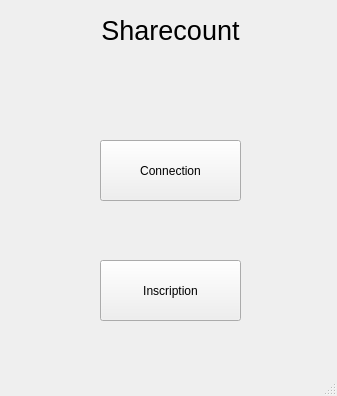
Qt form mainwindow.ui (Obsywon/ShareCount) before a commit.
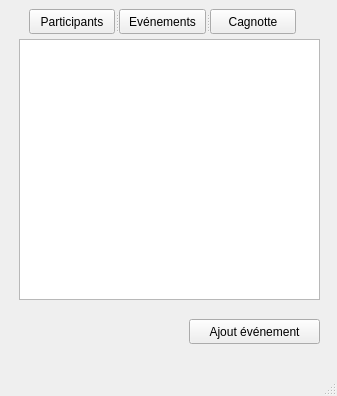
The same form after that commit. The open tabs and pages were chosen to show the change.

```diff
--- a/mainwindow.ui
+++ b/mainwindow.ui
@@ -14,15 +14,9 @@
    <string>MainWindow</string>
   </property>
   <widget class="QWidget" name="centralwidget">
+   <layout class="QVBoxLayout" name="verticalLayout">
+    <item>
    <widget class="QStackedWidget" name="pages">
-    <property name="geometry">
-     <rect>
-      <x>0</x>
-      <y>-20</y>
-      <width>341</width>
-      <height>391</height>
-     </rect>
-    </property>
     <widget class="QWidget" name="launch">
      <widget class="QPushButton" name="seconnecter">
       <property name="geometry">
@@ -321,7 +315,110 @@
       </property>
      </widget>
     </widget>
-   </widget>
+      <widget class="QWidget" name="gestion_groupes">
+       <widget class="QSplitter" name="splitter">
+        <property name="geometry">
+         <rect>
+          <x>10</x>
+          <y>0</y>
+          <width>301</width>
+          <height>25</height>
+         </rect>
+        </property>
+        <property name="orientation">
+         <enum>Qt::Horizontal</enum>
+        </property>
+        <widget class="QPushButton" name="b_groupes">
+         <property name="text">
+          <string>Mes groupes</string>
+         </property>
+        </widget>
+        <widget class="QPushButton" name="b_depenses">
+         <property name="text">
+          <string>Mes dépenses</string>
+         </property>
+        </widget>
+       </widget>
+       <widget class="QListView" name="groupes">
+        <property name="geometry">
+         <rect>
+          <x>10</x>
+          <y>30</y>
+          <width>301</width>
+          <height>271</height>
+         </rect>
+        </property>
+       </widget>
+       <widget class="QPushButton" name="ajout">
+        <property name="geometry">
+         <rect>
+          <x>170</x>
+          <y>310</y>
+          <width>131</width>
+          <height>25</height>
+         </rect>
+        </property>
+        <property name="text">
+         <string>Ajouter un groupe</string>
+        </property>
+       </widget>
+      </widget>
+      <widget class="QWidget" name="gestion_evenements">
+       <widget class="QListView" name="listView">
+        <property name="geometry">
+         <rect>
+          <x>10</x>
+          <y>30</y>
+          <width>301</width>
+          <height>261</height>
+         </rect>
+        </property>
+       </widget>
+       <widget class="QPushButton" name="pushButton">
+        <property name="geometry">
+         <rect>
+          <x>180</x>
+          <y>310</y>
+          <width>131</width>
+          <height>25</height>
+         </rect>
+        </property>
+        <property name="text">
+         <string>Ajout événement</string>
+        </property>
+       </widget>
+       <widget class="QSplitter" name="splitter_2">
+        <property name="geometry">
+         <rect>
+          <x>20</x>
+          <y>0</y>
+          <width>267</width>
+          <height>25</height>
+         </rect>
+        </property>
+        <property name="orientation">
+         <enum>Qt::Horizontal</enum>
+        </property>
+        <widget class="QPushButton" name="participants">
+         <property name="text">
+          <string>Participants</string>
+         </property>
+        </widget>
+        <widget class="QPushButton" name="events">
+         <property name="text">
+          <string>Evénements</string>
+         </property>
+        </widget>
+        <widget class="QPushButton" name="cagnotte">
+         <property name="text">
+          <string>Cagnotte</string>
+         </property>
+        </widget>
+       </widget>
+      </widget>
+     </widget>
+    </item>
+   </layout>
   </widget>
   <widget class="QMenuBar" name="menubar">
    <property name="geometry">
```
Lines whose indentation alone changed are shown as unchanged.
